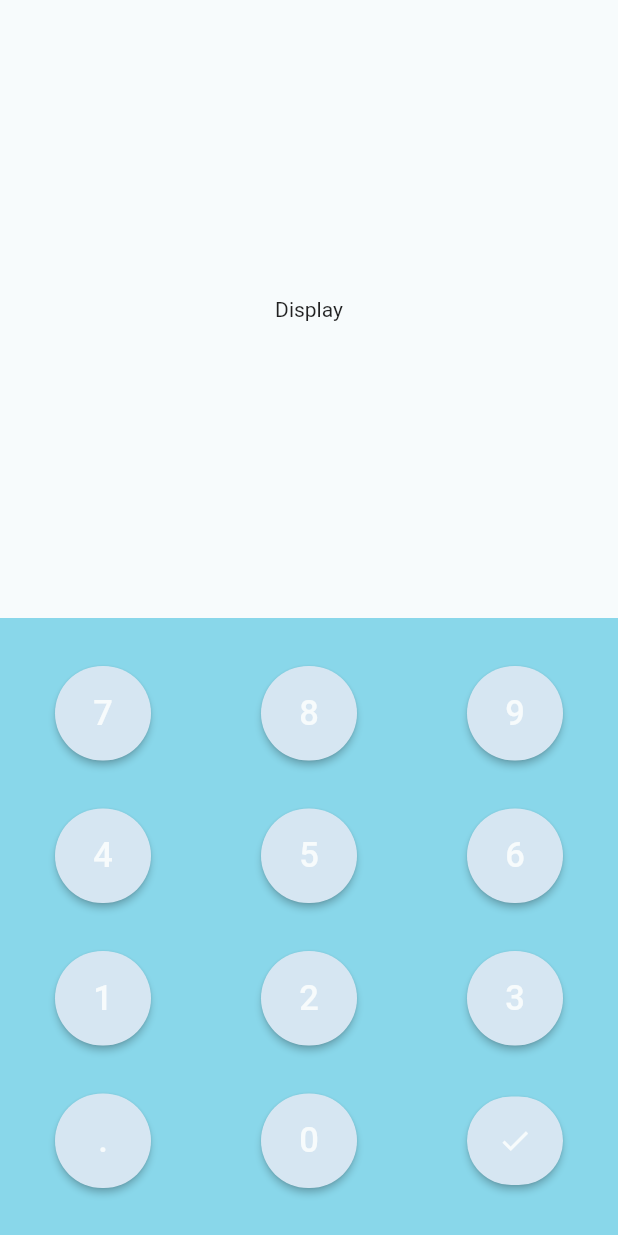
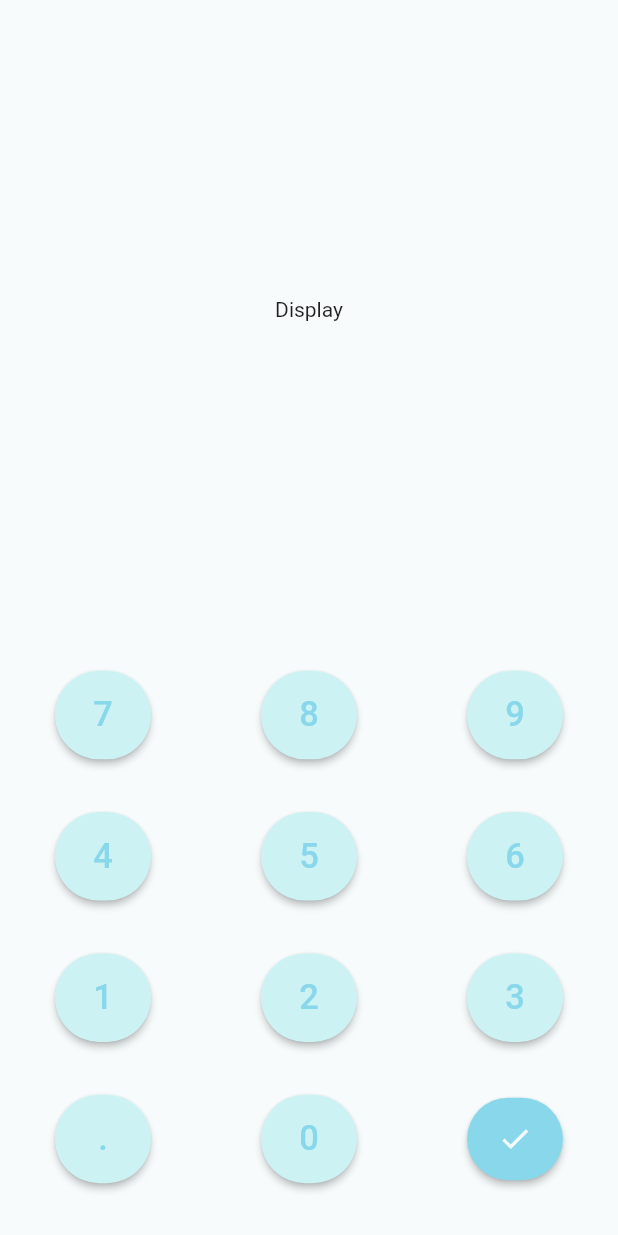
Before and after one commit to koplakzs/conversi_temperature-flutter, a Flutter app: the InputValue screen opened directly, on a phone screen of 412 x 824 dp. Run offline on Flutter 3.47's test engine with Material 2 defaults, Android fonts, the light colour scheme and no system bars.

Commit message:
final keyboard

```diff
--- a/lib/widget/button.dart
+++ b/lib/widget/button.dart
@@ -20,7 +20,7 @@ class Button extends StatelessWidget {
     return ElevatedButton(
         onPressed: () => onPress(text.toString()),
         style: ElevatedButton.styleFrom(
-          padding: const EdgeInsets.all(18),
+          padding: const EdgeInsets.all(16),
           shape:
               RoundedRectangleBorder(borderRadius: BorderRadius.circular(50)),
           backgroundColor: backgroundColor,
--- a/lib/widget/keyboard.dart
+++ b/lib/widget/keyboard.dart
@@ -17,7 +17,7 @@ class _KeyboardState extends State<Keyboard> {
   Widget build(BuildContext context) {
     return Expanded(
         child: Container(
-            color: MyTheme.blue,
+            color: MyTheme.white,
             child: Column(
               mainAxisAlignment: MainAxisAlignment.spaceEvenly,
               children: [
@@ -27,17 +27,17 @@ class _KeyboardState extends State<Keyboard> {
                     Button(
                         onPress: widget.onPress,
                         text: '7',
-                        textColor: MyTheme.white,
+                        textColor: MyTheme.blue,
                         backgroundColor: MyTheme.otherBlue),
                     Button(
                         onPress: widget.onPress,
                         text: '8',
-                        textColor: MyTheme.white,
+                        textColor: MyTheme.blue,
                         backgroundColor: MyTheme.otherBlue),
                     Button(
                         onPress: widget.onPress,
                         text: '9',
-                        textColor: MyTheme.white,
+                        textColor: MyTheme.blue,
                         backgroundColor: MyTheme.otherBlue)
                   ],
                 ),
@@ -47,17 +47,17 @@ class _KeyboardState extends State<Keyboard> {
                     Button(
                         onPress: widget.onPress,
                         text: '4',
-                        textColor: MyTheme.white,
+                        textColor: MyTheme.blue,
                         backgroundColor: MyTheme.otherBlue),
                     Button(
                         onPress: widget.onPress,
                         text: '5',
-                        textColor: MyTheme.white,
+                        textColor: MyTheme.blue,
                         backgroundColor: MyTheme.otherBlue),
                     Button(
                         onPress: widget.onPress,
                         text: '6',
-                        textColor: MyTheme.white,
+                        textColor: MyTheme.blue,
                         backgroundColor: MyTheme.otherBlue)
                   ],
                 ),
@@ -67,17 +67,17 @@ class _KeyboardState extends State<Keyboard> {
                     Button(
                         onPress: widget.onPress,
                         text: '1',
-                        textColor: MyTheme.white,
+                        textColor: MyTheme.blue,
                         backgroundColor: MyTheme.otherBlue),
                     Button(
                         onPress: widget.onPress,
                         text: '2',
-                        textColor: MyTheme.white,
+                        textColor: MyTheme.blue,
                         backgroundColor: MyTheme.otherBlue),
                     Button(
                         onPress: widget.onPress,
                         text: '3',
-                        textColor: MyTheme.white,
+                        textColor: MyTheme.blue,
                         backgroundColor: MyTheme.otherBlue)
                   ],
                 ),
@@ -87,18 +87,18 @@ class _KeyboardState extends State<Keyboard> {
                     Button(
                         onPress: widget.onPress,
                         text: '.',
-                        textColor: MyTheme.white,
+                        textColor: MyTheme.blue,
                         backgroundColor: MyTheme.otherBlue),
                     Button(
                         onPress: widget.onPress,
                         text: '0',
-                        textColor: MyTheme.white,
+                        textColor: MyTheme.blue,
                         backgroundColor: MyTheme.otherBlue),
                     Button(
                         onPress: widget.onPress,
                         icons: Icons.done,
                         textColor: MyTheme.white,
-                        backgroundColor: MyTheme.otherBlue)
+                        backgroundColor: MyTheme.blue)
                   ],
                 )
               ],
--- a/lib/widget/my_theme.dart
+++ b/lib/widget/my_theme.dart
@@ -3,5 +3,6 @@ import 'package:flutter/material.dart';
 class MyTheme {
   static const white = Color(0xfff7fbfc);
   static const blue = Color(0xff89d7ea);
-  static const otherBlue = Color(0xffd6e6f2);
+  static const otherBlue = Color(0xffccf2f4);
+  static const black = Color(0xffc9c6df);
 }
```
